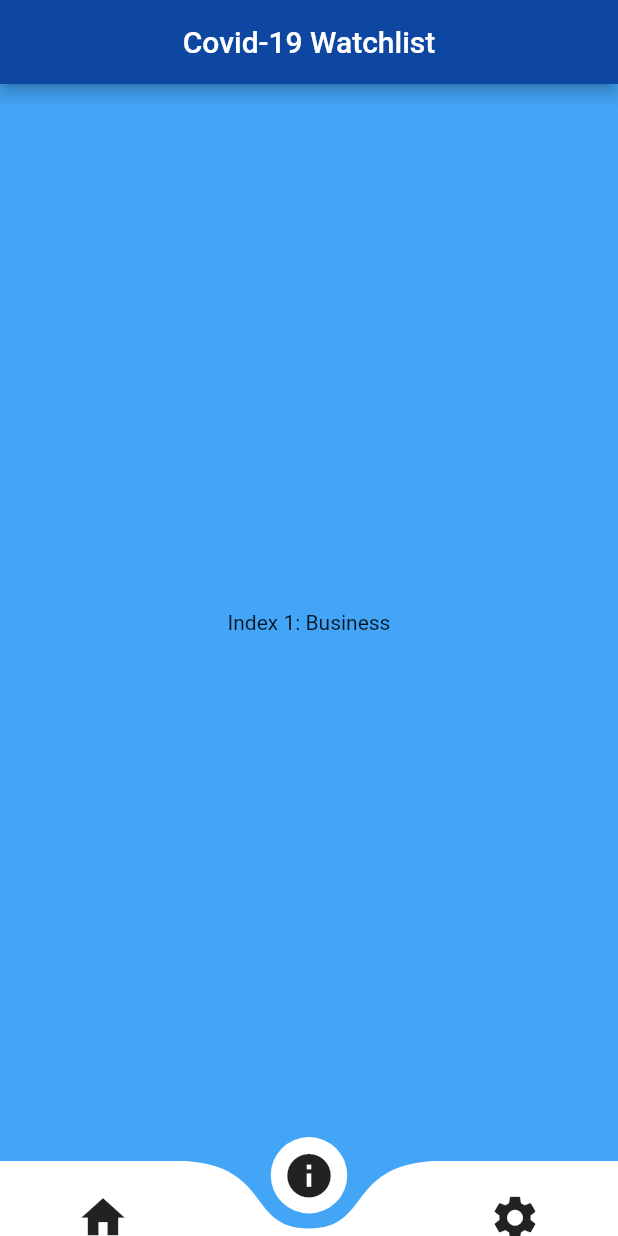
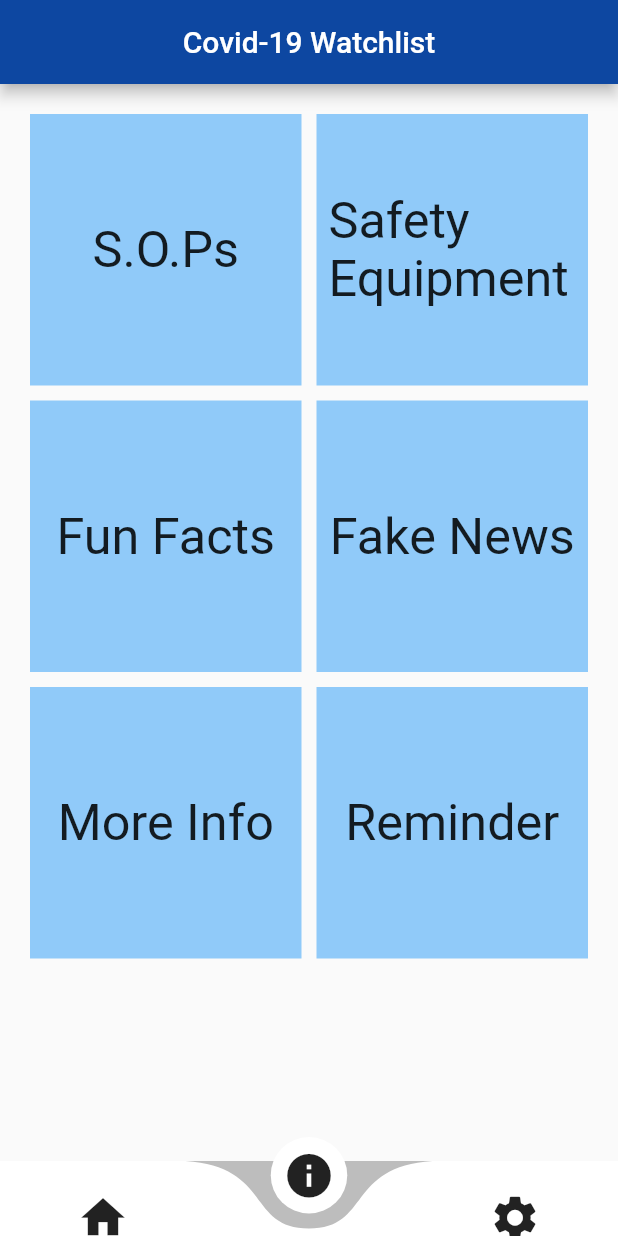
Before and after one commit to TheSecretIron/flutter_apptest1, a Flutter app: the screen it shows after launch, item 2 of the bottom bar chosen, on a phone screen of 412 x 824 dp. Run offline on Flutter 3.47's test engine with Material 2 defaults, Android fonts, the phone set to English and light mode, and no system bars; drawn by our look-alikes of curved_navigation_bar.

```diff
--- a/lib/main.dart
+++ b/lib/main.dart
@@ -16,15 +16,73 @@ class Home extends StatefulWidget {
 class _HomeState extends State<Home> {
 
   int _page = 0;
-  static const List<Widget> _widgetOptions = <Widget>[
-    Text(
-      'Index 0: Home',
+  static List<Widget> _widgetOptions = <Widget>[
+    Scaffold(
+      backgroundColor: Colors.blue[300],
+      body: RaisedButton(
+          onPressed: () {},
+          child: Text("Press Me"),
+          shape: RoundedRectangleBorder(borderRadius: BorderRadius.circular(20))
+      ),
     ),
-    Text(
-      'Index 1: Business',
+    GridView.count(
+      primary: false,
+      padding: const EdgeInsets.all(20),
+      crossAxisSpacing: 10,
+      mainAxisSpacing: 10,
+      crossAxisCount: 2,
+      children: <Widget>[
+        Container(
+          padding: const EdgeInsets.all(8),
+          child: Center(
+            child: const Text("S.O.Ps", textScaleFactor: 2.4),
+          ),
+          color: Colors.blue[200],
+        ),
+        Container(
+          padding: const EdgeInsets.all(8),
+          child: Center(
+            child: const Text("Safety Equipment", textScaleFactor: 2.4),
+          ),
+          color: Colors.blue[200],
+        ),
+        Container(
+          padding: const EdgeInsets.all(8),
+          child: Center(
+            child: const Text("Fun Facts", textScaleFactor: 2.4),
+          ),
+          color: Colors.blue[200],
+        ),
+        Container(
+          padding: const EdgeInsets.all(8),
+          child: Center(
+            child: const Text("Fake News", textScaleFactor: 2.4),
+          ),
+          color: Colors.blue[200],
+        ),
+        Container(
+          padding: const EdgeInsets.all(8),
+          child: Center(
+            child: const Text("More Info", textScaleFactor: 2.4),
+          ),
+          color: Colors.blue[200],
+        ),
+        Container(
+          padding: const EdgeInsets.all(8),
+          child: Center(
+            child: const Text("Reminder", textScaleFactor: 2.4),
+          ),
+          color: Colors.blue[200],
+        ),
+      ],
     ),
-    Text(
-      'Index 2: School',
+    Scaffold(
+      backgroundColor: Colors.blue[300],
+      body: RaisedButton(
+          onPressed: () {},
+          child: Text("Press Her"),
+          shape: RoundedRectangleBorder(borderRadius: BorderRadius.circular(20))
+      ),
     ),
   ];
 
@@ -46,7 +104,7 @@ class _HomeState extends State<Home> {
           child: _widgetOptions.elementAt(_page),
       ),
       bottomNavigationBar: CurvedNavigationBar(
-        backgroundColor: Colors.blue[400],
+        backgroundColor: Colors.grey[400],
         height: 50.0,
         items:  <Widget>[
           Icon(Icons.home, size: 35),
@@ -56,7 +114,6 @@ class _HomeState extends State<Home> {
         index: _page,
         onTap: _onItemTapped,
       ),
-      backgroundColor: Colors.blue[400],
     );
   }
 }
```
